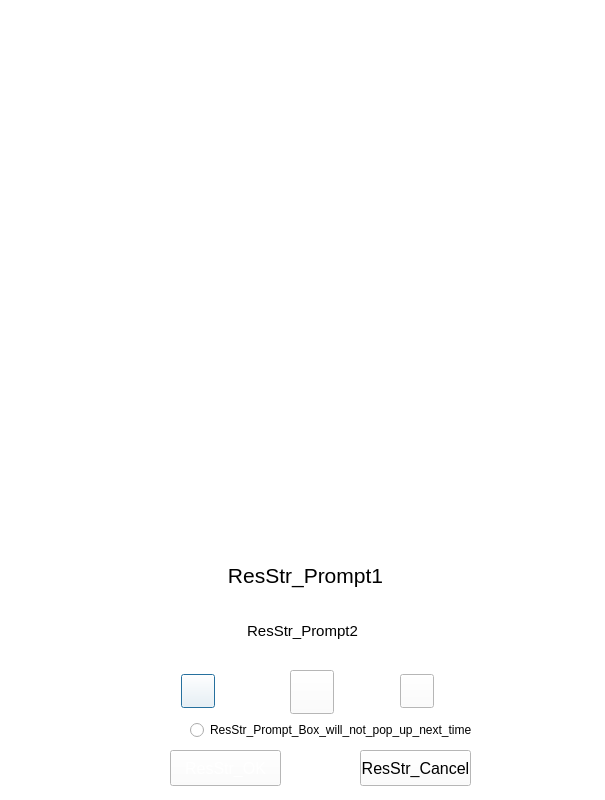
This is cpath/animationdlg.ui in lzk/statusmonitor as Qt 5 draws it before an edit. The edited form follows.
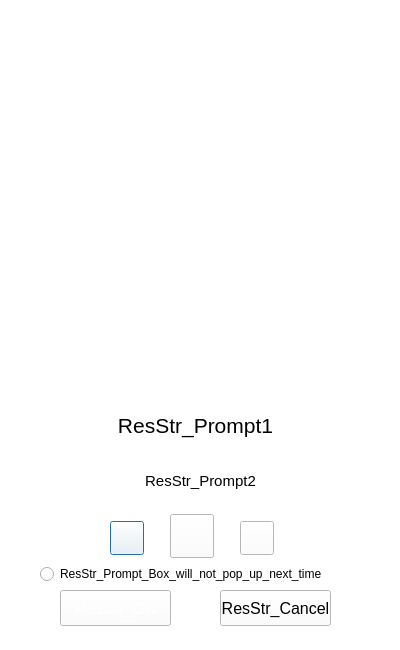
This is the edited form. Icons and pictures are not drawn.

Diff of the .ui file:
```diff
--- a/cpath/animationdlg.ui
+++ b/cpath/animationdlg.ui
@@ -6,20 +6,20 @@
    <rect>
     <x>0</x>
     <y>0</y>
-    <width>605</width>
-    <height>800</height>
+    <width>400</width>
+    <height>650</height>
    </rect>
   </property>
   <property name="minimumSize">
    <size>
-    <width>605</width>
-    <height>800</height>
+    <width>400</width>
+    <height>650</height>
    </size>
   </property>
   <property name="maximumSize">
    <size>
-    <width>605</width>
-    <height>800</height>
+    <width>400</width>
+    <height>650</height>
    </size>
   </property>
   <property name="windowTitle">
@@ -31,8 +31,8 @@
   <widget class="QPushButton" name="bt_back">
    <property name="geometry">
     <rect>
-     <x>181</x>
-     <y>674</y>
+     <x>110</x>
+     <y>521</y>
      <width>34</width>
      <height>34</height>
     </rect>
@@ -55,8 +55,8 @@
   <widget class="QPushButton" name="btCancel">
    <property name="geometry">
     <rect>
-     <x>360</x>
-     <y>750</y>
+     <x>220</x>
+     <y>590</y>
      <width>111</width>
      <height>36</height>
     </rect>
@@ -86,8 +86,8 @@
   <widget class="QPushButton" name="bt_next">
    <property name="geometry">
     <rect>
-     <x>400</x>
-     <y>674</y>
+     <x>240</x>
+     <y>521</y>
      <width>34</width>
      <height>34</height>
     </rect>
@@ -110,8 +110,8 @@
   <widget class="QRadioButton" name="radioButton">
    <property name="geometry">
     <rect>
-     <x>190</x>
-     <y>720</y>
+     <x>40</x>
+     <y>564</y>
      <width>321</width>
      <height>20</height>
     </rect>
@@ -123,8 +123,8 @@
   <widget class="QLabel" name="label_msg1">
    <property name="geometry">
     <rect>
-     <x>200</x>
-     <y>560</y>
+     <x>90</x>
+     <y>410</y>
      <width>211</width>
      <height>31</height>
     </rect>
@@ -144,8 +144,8 @@
   <widget class="QPushButton" name="bt_pause_play">
    <property name="geometry">
     <rect>
-     <x>290</x>
-     <y>670</y>
+     <x>170</x>
+     <y>514</y>
      <width>44</width>
      <height>44</height>
     </rect>
@@ -169,9 +169,9 @@
   <widget class="QLabel" name="label_msg2">
    <property name="geometry">
     <rect>
-     <x>0</x>
-     <y>600</y>
-     <width>605</width>
+     <x>15</x>
+     <y>450</y>
+     <width>371</width>
      <height>61</height>
     </rect>
    </property>
@@ -189,12 +189,15 @@
    <property name="alignment">
     <set>Qt::AlignCenter</set>
    </property>
+   <property name="wordWrap">
+    <bool>true</bool>
+   </property>
   </widget>
   <widget class="QPushButton" name="btOK">
    <property name="geometry">
     <rect>
-     <x>170</x>
-     <y>750</y>
+     <x>60</x>
+     <y>590</y>
      <width>111</width>
      <height>36</height>
     </rect>
```
